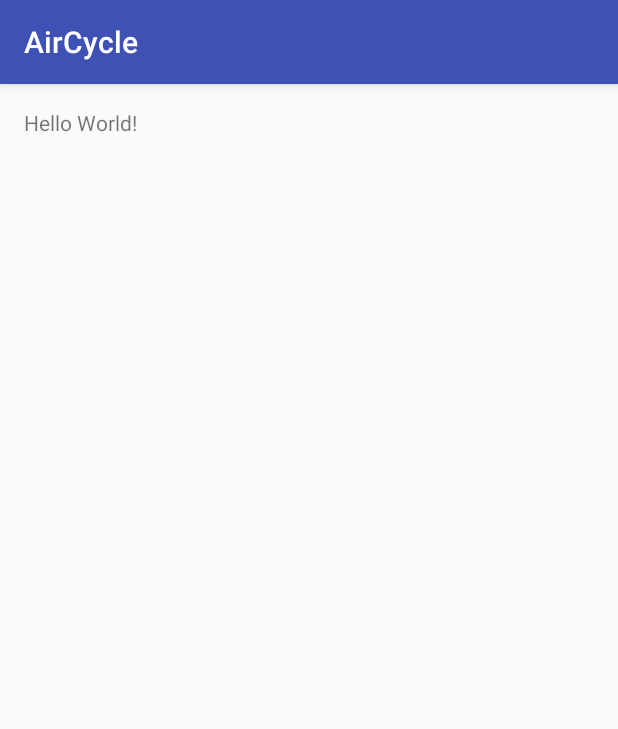
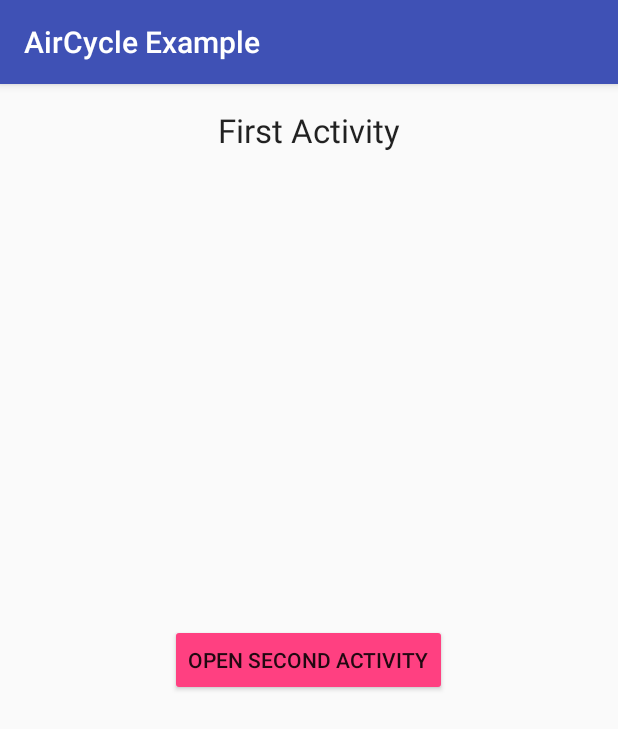
Before and after one commit to simonpercic/AirCycle, an Android app: the screen it shows after launch (MainActivity before the commit, FirstActivity after it), on a phone screen of 412 x 824 dp. Shown: the top 729 px of the screen. Run offline under Robolectric (Android 15) with nearby library versions, the phone set to English and light mode, and no system bars; our stand-ins replace ButterKnife, Timber; 1 statement that could not run was skipped.

```diff
--- /dev/null
+++ b/example/src/main/java/com/github/simonpercic/aircycle/App.java
@@ -0,0 +1,16 @@
+package com.github.simonpercic.aircycle;
+
+import android.app.Application;
+
+import timber.log.Timber;
+import timber.log.Timber.DebugTree;
+
+public class App extends Application {
+
+    @Override public void onCreate() {
+        super.onCreate();
+
+        // you should not plant the DebugTree in production builds in your apps
+        Timber.plant(new DebugTree());
+    }
+}
--- /dev/null
+++ b/example/src/main/java/com/github/simonpercic/aircycle/FirstActivity.java
@@ -0,0 +1,28 @@
+package com.github.simonpercic.aircycle;
+
+import android.support.v7.app.AppCompatActivity;
+import android.os.Bundle;
+
+import butterknife.ButterKnife;
+import butterknife.OnClick;
+
+/**
+ * @author Simon Percic <a href="https://github.com/simonpercic">https://github.com/simonpercic</a>
+ */
+public class FirstActivity extends AppCompatActivity {
+
+    private ActivityLifecycleLogger lifecycleLogger;
+
+    @Override
+    protected void onCreate(Bundle savedInstanceState) {
+        super.onCreate(savedInstanceState);
+        setContentView(R.layout.activity_first);
+        ButterKnife.bind(this);
+
+        lifecycleLogger = new ActivityLifecycleLogger();
+    }
+
+    @OnClick(R.id.btn_open_second) void onBtnOpenSecondActivityClicked() {
+        startActivity(SecondActivity.getIntent(this));
+    }
+}
--- a/example/src/main/java/com/github/simonpercic/aircycle/MainActivity.java
+++ /dev/null
@@ -1,16 +0,0 @@
-package com.github.simonpercic.aircycle;
-
-import android.support.v7.app.AppCompatActivity;
-import android.os.Bundle;
-
-/**
- * @author Simon Percic <a href="https://github.com/simonpercic">https://github.com/simonpercic</a>
- */
-public class MainActivity extends AppCompatActivity {
-
-    @Override
-    protected void onCreate(Bundle savedInstanceState) {
-        super.onCreate(savedInstanceState);
-        setContentView(R.layout.activity_main);
-    }
-}
--- /dev/null
+++ b/example/src/main/res/layout/activity_first.xml
@@ -0,0 +1,25 @@
+<?xml version="1.0" encoding="utf-8"?>
+<RelativeLayout
+    xmlns:android="http://schemas.android.com/apk/res/android"
+    xmlns:tools="http://schemas.android.com/tools"
+    android:layout_width="match_parent"
+    android:layout_height="match_parent"
+    android:paddingBottom="@dimen/activity_vertical_margin"
+    android:paddingLeft="@dimen/activity_horizontal_margin"
+    android:paddingRight="@dimen/activity_horizontal_margin"
+    android:paddingTop="@dimen/activity_vertical_margin"
+    tools:context=".FirstActivity">
+
+    <TextView
+        style="@style/TextAppearance.AppCompat.Large"
+        android:layout_width="wrap_content"
+        android:layout_height="wrap_content"
+        android:layout_centerHorizontal="true"
+        android:text="@string/first_activity" />
+
+    <Button
+        android:id="@+id/btn_open_second"
+        style="@style/Button"
+        android:layout_centerInParent="true"
+        android:text="@string/btn_open_second_activity" />
+</RelativeLayout>
--- a/example/src/main/res/layout/activity_main.xml
+++ b/example/src/main/res/layout/activity_second.xml
@@ -8,10 +8,12 @@
     android:paddingLeft="@dimen/activity_horizontal_margin"
     android:paddingRight="@dimen/activity_horizontal_margin"
     android:paddingTop="@dimen/activity_vertical_margin"
-    tools:context="com.github.simonpercic.aircycle.MainActivity">
+    tools:context=".SecondActivity">
 
     <TextView
+        style="@style/TextAppearance.AppCompat.Large"
         android:layout_width="wrap_content"
         android:layout_height="wrap_content"
-        android:text="Hello World!" />
+        android:layout_centerHorizontal="true"
+        android:text="@string/second_activity" />
 </RelativeLayout>
--- a/example/src/main/res/values/strings.xml
+++ b/example/src/main/res/values/strings.xml
@@ -1,3 +1,7 @@
 <resources>
-    <string name="app_name">AirCycle</string>
+    <string name="app_name">AirCycle Example</string>
+
+    <string name="first_activity">First Activity</string>
+    <string name="second_activity">Second Activity</string>
+    <string name="btn_open_second_activity">Open second Activity</string>
 </resources>
--- a/example/src/main/res/values/styles.xml
+++ b/example/src/main/res/values/styles.xml
@@ -8,4 +8,10 @@
         <item name="colorAccent">@color/colorAccent</item>
     </style>
 
+    <style name="Button" parent="Widget.AppCompat.Button.Colored">
+        <item name="android:layout_width">wrap_content</item>
+        <item name="android:layout_height">wrap_content</item>
+        <item name="android:textAppearance">@style/TextAppearance.AppCompat.Button</item>
+    </style>
+
 </resources>
```
Also changed, not shown: example/src/main/AndroidManifest.xml (+5 -2 lines), example/src/main/java/com/github/simonpercic/aircycle/ActivityLifecycleLogger.java (added, +38 -0 lines), example/src/main/java/com/github/simonpercic/aircycle/SecondActivity.java (added, +24 -0 lines).
